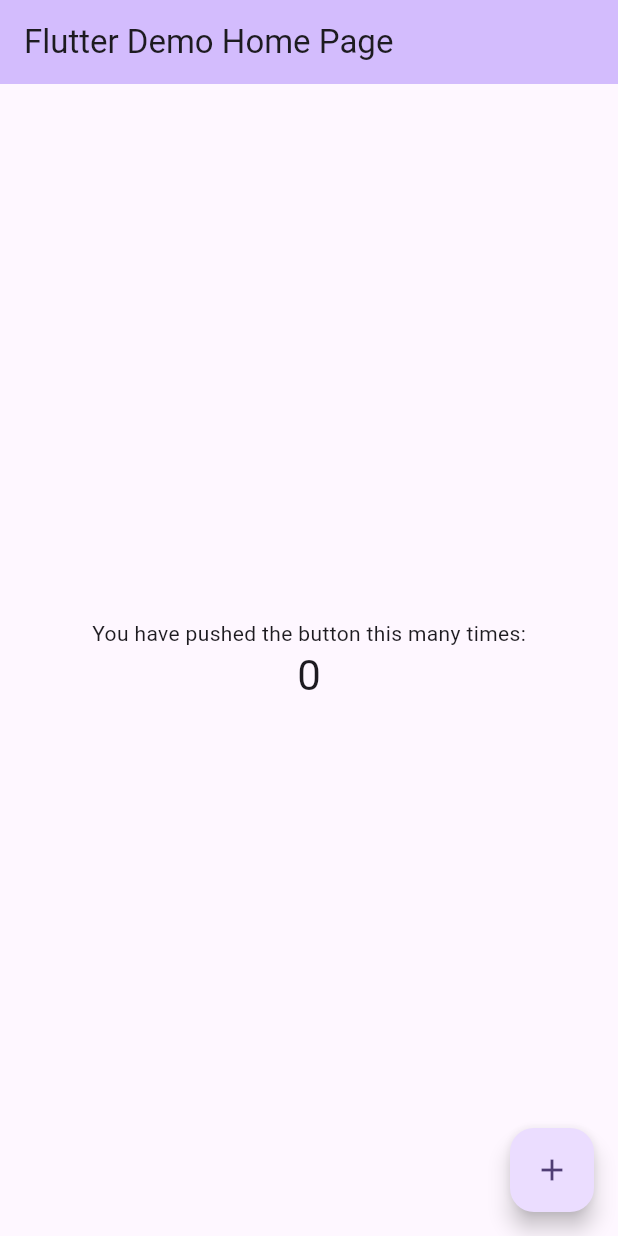
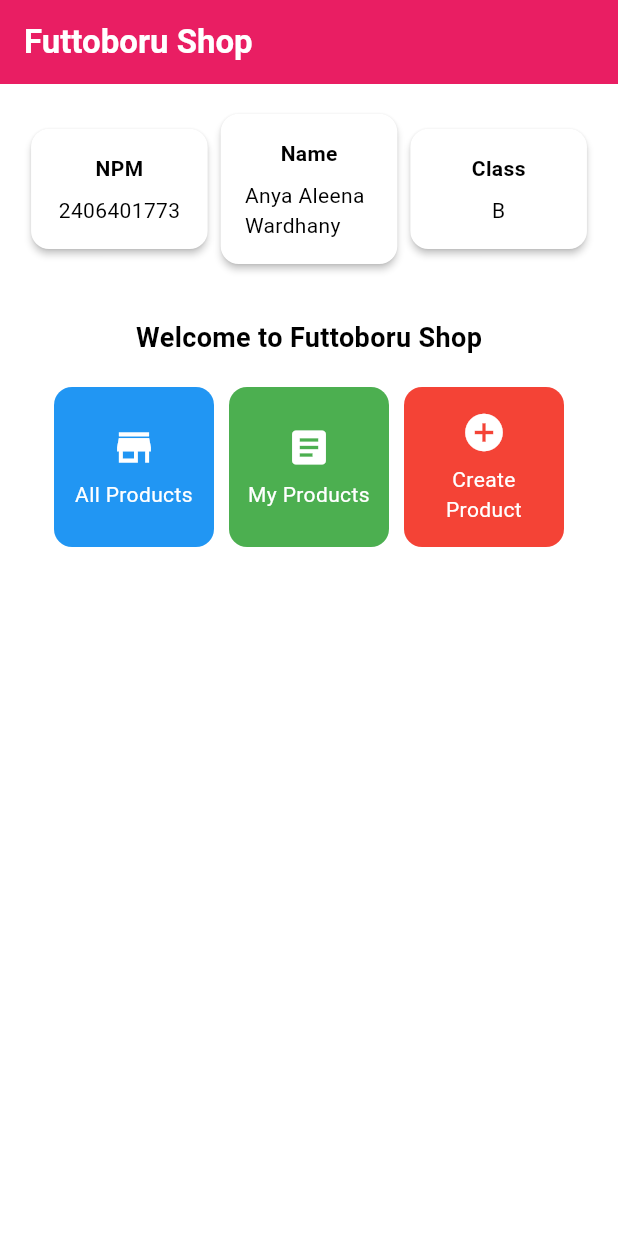
Before and after one commit to aleenya/futtoboru-store-mobile, a Flutter app: the screen it shows after launch, on a phone screen of 412 x 824 dp. Run offline on Flutter 3.47's test engine with Material 3 defaults, Android fonts, the light colour scheme and no system bars.

Commit message:
Completed Tugas 7

```diff
--- a/lib/main.dart
+++ b/lib/main.dart
@@ -1,4 +1,5 @@
 import 'package:flutter/material.dart';
+import 'package:futtoboru_store/menu.dart';
 
 void main() {
   runApp(const MyApp());
@@ -28,95 +29,10 @@
         //
         // This works for code too, not just values: Most code changes can be
         // tested with just a hot reload.
-        colorScheme: ColorScheme.fromSeed(seedColor: Colors.deepPurple),
+         colorScheme: ColorScheme.fromSwatch(primarySwatch: Colors.pink)
+          .copyWith(secondary: Colors.pinkAccent[300]),
       ),
-      home: const MyHomePage(title: 'Flutter Demo Home Page'),
+      home: MyHomePage(),
     );
   }
 }
-
-class MyHomePage extends StatefulWidget {
-  const MyHomePage({super.key, required this.title});
-
-  // This widget is the home page of your application. It is stateful, meaning
-  // that it has a State object (defined below) that contains fields that affect
-  // how it looks.
-
-  // This class is the configuration for the state. It holds the values (in this
-  // case the title) provided by the parent (in this case the App widget) and
-  // used by the build method of the State. Fields in a Widget subclass are
-  // always marked "final".
-
-  final String title;
-
-  @override
-  State<MyHomePage> createState() => _MyHomePageState();
-}
-
-class _MyHomePageState extends State<MyHomePage> {
-  int _counter = 0;
-
-  void _incrementCounter() {
-    setState(() {
-      // This call to setState tells the Flutter framework that something has
-      // changed in this State, which causes it to rerun the build method below
-      // so that the display can reflect the updated values. If we changed
-      // _counter without calling setState(), then the build method would not be
-      // called again, and so nothing would appear to happen.
-      _counter++;
-    });
-  }
-
-  @override
-  Widget build(BuildContext context) {
-    // This method is rerun every time setState is called, for instance as done
-    // by the _incrementCounter method above.
-    //
-    // The Flutter framework has been optimized to make rerunning build methods
-    // fast, so that you can just rebuild anything that needs updating rather
-    // than having to individually change instances of widgets.
-    return Scaffold(
-      appBar: AppBar(
-        // TRY THIS: Try changing the color here to a specific color (to
-        // Colors.amber, perhaps?) and trigger a hot reload to see the AppBar
-        // change color while the other colors stay the same.
-        backgroundColor: Theme.of(context).colorScheme.inversePrimary,
-        // Here we take the value from the MyHomePage object that was created by
-        // the App.build method, and use it to set our appbar title.
-        title: Text(widget.title),
-      ),
-      body: Center(
-        // Center is a layout widget. It takes a single child and positions it
-        // in the middle of the parent.
-        child: Column(
-          // Column is also a layout widget. It takes a list of children and
-          // arranges them vertically. By default, it sizes itself to fit its
-          // children horizontally, and tries to be as tall as its parent.
-          //
-          // Column has various properties to control how it sizes itself and
-          // how it positions its children. Here we use mainAxisAlignment to
-          // center the children vertically; the main axis here is the vertical
-          // axis because Columns are vertical (the cross axis would be
-          // horizontal).
-          //
-          // TRY THIS: Invoke "debug painting" (choose the "Toggle Debug Paint"
-          // action in the IDE, or press "p" in the console), to see the
-          // wireframe for each widget.
-          mainAxisAlignment: MainAxisAlignment.center,
-          children: <Widget>[
-            const Text('You have pushed the button this many times:'),
-            Text(
-              '$_counter',
-              style: Theme.of(context).textTheme.headlineMedium,
-            ),
-          ],
-        ),
-      ),
-      floatingActionButton: FloatingActionButton(
-        onPressed: _incrementCounter,
-        tooltip: 'Increment',
-        child: const Icon(Icons.add),
-      ), // This trailing comma makes auto-formatting nicer for build methods.
-    );
-  }
-}
--- /dev/null
+++ b/lib/menu.dart
@@ -0,0 +1,188 @@
+import 'package:flutter/material.dart';
+class MyHomePage extends StatelessWidget {
+  MyHomePage({super.key});
+
+  final String nama = "Anya Aleena Wardhany"; //nama
+  final String npm = "2406401773"; //npm
+  final String kelas = "B"; //kelas
+
+  final List<ItemHomepage> items = [
+    ItemHomepage("All Products", Icons.store, Colors.blue),
+    ItemHomepage("My Products", Icons.article, Colors.green),
+    ItemHomepage("Create Product", Icons.add_circle, Colors.red),
+  ];
+
+   @override
+    Widget build(BuildContext context) {
+    // Scaffold menyediakan struktur dasar halaman dengan AppBar dan body.
+    return Scaffold(
+      // AppBar adalah bagian atas halaman yang menampilkan judul.
+      appBar: AppBar(
+        // Judul aplikasi "Futtoboru Shop" dengan teks putih dan tebal.
+        title: const Text(
+          'Futtoboru Shop',
+          style: TextStyle(
+            color: Colors.white,
+            fontWeight: FontWeight.bold,
+          ),
+        ),
+        // Warna latar belakang AppBar diambil dari skema warna tema aplikasi.
+        backgroundColor: Theme.of(context).colorScheme.primary,
+      ),
+      // Body halaman dengan padding di sekelilingnya.
+      body: Padding(
+        padding: const EdgeInsets.all(16.0),
+        // Menyusun widget secara vertikal dalam sebuah kolom.
+        child: Column(
+          crossAxisAlignment: CrossAxisAlignment.center,
+          children: [
+            // Row untuk menampilkan 3 InfoCard secara horizontal.
+            Row(
+              mainAxisAlignment: MainAxisAlignment.spaceEvenly,
+              children: [
+                InfoCard(title: 'NPM', content: npm),
+                InfoCard(title: 'Name', content: nama),
+                InfoCard(title: 'Class', content: kelas),
+              ],
+            ),
+
+            // Memberikan jarak vertikal 16 unit.
+            const SizedBox(height: 16.0),
+
+            // Menempatkan widget berikutnya di tengah halaman.
+            Center(
+              child: Column(
+                // Menyusun teks dan grid item secara vertikal.
+
+                children: [
+                  // Menampilkan teks sambutan dengan gaya tebal dan ukuran 18.
+                  const Padding(
+                    padding: EdgeInsets.only(top: 16.0),
+                    child: Text(
+                      'Welcome to Futtoboru Shop',
+                      style: TextStyle(
+                        fontWeight: FontWeight.bold,
+                        fontSize: 18.0,
+                      ),
+                    ),
+                  ),
+
+                  // Grid untuk menampilkan ItemCard dalam bentuk grid 3 kolom.
+                  GridView.count(
+                    primary: true,
+                    padding: const EdgeInsets.all(20),
+                    crossAxisSpacing: 10,
+                    mainAxisSpacing: 10,
+                    crossAxisCount: 3,
+                    // Agar grid menyesuaikan tinggi kontennya.
+                    shrinkWrap: true,
+
+                    // Menampilkan ItemCard untuk setiap item dalam list items.
+                    children: items.map((ItemHomepage item) {
+                      return ItemCard(item);
+                    }).toList(),
+                  ),
+                ],
+              ),
+            ),
+          ],
+        ),
+      ),
+    );
+  }
+}
+
+class InfoCard extends StatelessWidget {
+  // Kartu informasi yang menampilkan title dan content.
+
+  final String title;  // Judul kartu.
+  final String content;  // Isi kartu.
+
+  const InfoCard({super.key, required this.title, required this.content});
+
+  @override
+  Widget build(BuildContext context) {
+    return Card(
+      // Membuat kotak kartu dengan bayangan dibawahnya.
+      elevation: 2.0,
+      child: Container(
+        // Mengatur ukuran dan jarak di dalam kartu.
+        width: MediaQuery.of(context).size.width / 3.5, // menyesuaikan dengan lebar device yang digunakan.
+        padding: const EdgeInsets.all(16.0),
+        // Menyusun title dan content secara vertikal.
+        child: Column(
+          children: [
+            Text(
+              title,
+              style: const TextStyle(fontWeight: FontWeight.bold),
+            ),
+            const SizedBox(height: 8.0),
+            Text(content),
+          ],
+        ),
+      ),
+    );
+  }
+}
+
+class ItemHomepage {
+ final String name;
+ final IconData icon;
+ final Color color;
+ ItemHomepage(this.name, this.icon, this.color);
+}
+
+
+class ItemCard extends StatelessWidget {
+  // Menampilkan kartu dengan ikon dan nama.
+
+  final ItemHomepage item;
+
+  const ItemCard(this.item, {super.key});
+
+  @override
+  Widget build(BuildContext context) {
+    return Material(
+      // Menentukan warna latar belakang dari tema aplikasi.
+      color: item.color,
+      // Membuat sudut kartu melengkung.
+      borderRadius: BorderRadius.circular(12),
+
+      child: InkWell(
+        // Aksi ketika kartu ditekan.
+        onTap: () {
+          // Menampilkan pesan SnackBar saat kartu ditekan.
+          ScaffoldMessenger.of(context)
+            ..hideCurrentSnackBar()
+            ..showSnackBar(
+              SnackBar(content: Text("Kamu telah menekan tombol ${item.name}!"))
+            );
+        },
+        // Container untuk menyimpan Icon dan Text
+        child: Container(
+          padding: const EdgeInsets.all(8),
+          child: Center(
+            child: Column(
+              // Menyusun ikon dan teks di tengah kartu.
+              mainAxisAlignment: MainAxisAlignment.center,
+              children: [
+                Icon(
+                  item.icon,
+                  color: Colors.white,
+                  size: 30.0,
+                ),
+                const Padding(padding: EdgeInsets.all(3)),
+                Text(
+                  item.name,
+                  textAlign: TextAlign.center,
+                  style: const TextStyle(color: Colors.white),
+                ),
+              ],
+            ),
+          ),
+        ),
+      ),
+    );
+  }
+
+}
```
Also changed, not shown: 1 other file.
